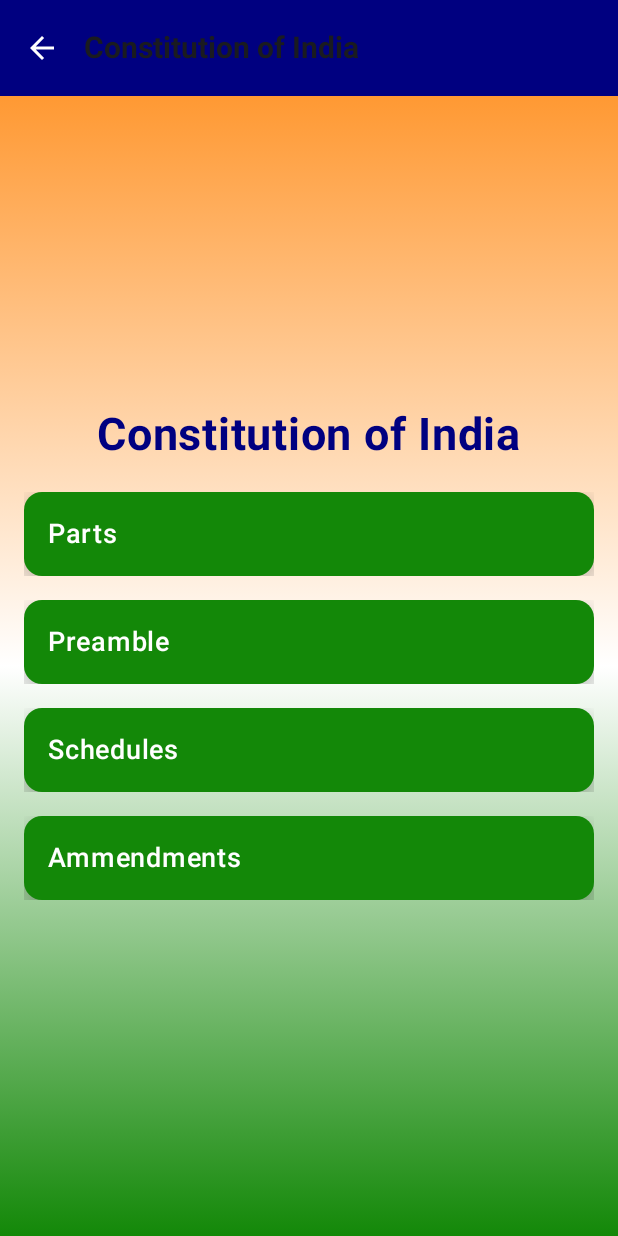
After one commit to zeus512/COI, an Android app built with Jetpack Compose: the composable AppNavigation shown on its own in the app's theme, on a phone screen of 412 x 824 dp. The commit adds this screen. Run offline under Robolectric (Android 15) with nearby library versions, the phone set to English and light mode, and no system bars; our stand-ins replace Dagger/Hilt's generated code, Room's generated code; 1 statement that could not run was skipped.

Commit message:
Added better UI

```diff
--- a/app/build.gradle.kts
+++ b/app/build.gradle.kts
@@ -116,4 +116,5 @@ dependencies {
     // optional - Test helpers
     testImplementation(libs.androidx.work.testing)
 
+    implementation(libs.androidx.navigation.compose)
 }
--- /dev/null
+++ b/app/src/main/java/com/gouthamreddy/constitutionofindia/ui/AppNavigation.kt
@@ -0,0 +1,130 @@
+package com.gouthamreddy.constitutionofindia.ui
+
+import androidx.compose.animation.core.tween
+import androidx.compose.animation.slideInHorizontally
+import androidx.compose.animation.slideOutHorizontally
+import androidx.compose.foundation.background
+import androidx.compose.foundation.layout.padding
+import androidx.compose.material3.Scaffold
+import androidx.compose.runtime.Composable
+import androidx.compose.runtime.getValue
+import androidx.compose.runtime.mutableStateOf
+import androidx.compose.runtime.remember
+import androidx.compose.runtime.setValue
+import androidx.compose.ui.Modifier
+import androidx.compose.ui.graphics.Brush
+import androidx.compose.ui.graphics.Color
+import androidx.navigation.compose.NavHost
+import androidx.navigation.compose.composable
+import androidx.navigation.compose.rememberNavController
+import androidx.navigation.toRoute
+import com.gouthamreddy.constitutionofindia.ui.composables.ArticleDetailScreen
+import com.gouthamreddy.constitutionofindia.ui.composables.ArticlesScreen
+import com.gouthamreddy.constitutionofindia.ui.composables.MainScreen
+import com.gouthamreddy.constitutionofindia.ui.composables.PartsScreen
+import com.gouthamreddy.constitutionofindia.ui.composables.PreambleScreen
+import com.gouthamreddy.constitutionofindia.ui.composables.SchedulesScreen
+import com.gouthamreddy.constitutionofindia.ui.composables.TopBar
+import kotlinx.serialization.Serializable
+
+@Composable
+fun AppNavigation() {
+    val navController = rememberNavController()
+    var currentScreenTitle by remember { mutableStateOf("Constitution of India") }
+    Scaffold(
+        topBar = {
+            TopBar(
+                title = { currentScreenTitle }
+            ) {
+                navController.popBackStack()
+            }
+        }
+    ) {
+        val gradientColors = listOf(Color(0xFFFF9933), Color.White, Color(0xFF138808))
+
+        NavHost(
+            modifier = Modifier
+                .padding(it)
+                .background(Brush.verticalGradient(gradientColors)),
+            navController = navController,
+            startDestination = ScreenState.Main
+        ) {
+            composable<ScreenState.Main>(
+                enterTransition = { slideInHorizontally(animationSpec = tween(500)) { if (targetState.id > initialState.id) -it else it } },
+                exitTransition = { slideOutHorizontally(animationSpec = tween(500)) { if (targetState.id > initialState.id) it else -it } }
+            ) {
+                currentScreenTitle = "Constitution of India"
+                MainScreen(
+                    navigateTo = { navController.navigate(it) }
+                )
+            }
+            composable<ScreenState.Preamble>(
+                enterTransition = { slideInHorizontally(animationSpec = tween(500)) { if (targetState.id > initialState.id) -it else it } },
+                exitTransition = { slideOutHorizontally(animationSpec = tween(500)) { if (targetState.id > initialState.id) it else -it } }
+            ) { backStackEntry ->
+                currentScreenTitle = "Preamble of India"
+                PreambleScreen()
+            }
+            composable<ScreenState.Schedules>(
+                enterTransition = { slideInHorizontally(animationSpec = tween(500)) { if (targetState.id > initialState.id) -it else it } },
+                exitTransition = { slideOutHorizontally(animationSpec = tween(500)) { if (targetState.id > initialState.id) it else -it } }
+            ) { backStackEntry ->
+                currentScreenTitle = "Schedules"
+                SchedulesScreen()
+            }
+            composable<ScreenState.Parts>(
+                enterTransition = { slideInHorizontally(animationSpec = tween(500)) { if (targetState.id > initialState.id) -it else it } },
+                exitTransition = { slideOutHorizontally(animationSpec = tween(500)) { if (targetState.id > initialState.id) it else -it } }
+            ) {
+                currentScreenTitle = "Parts of Constitution"
+                PartsScreen(
+                    navigateTo = { navController.navigate(it) }
+                )
+            }
+            composable<ScreenState.Articles>(
+                enterTransition = { slideInHorizontally(animationSpec = tween(500)) { if (targetState.id > initialState.id) -it else it } },
+                exitTransition = { slideOutHorizontally(animationSpec = tween(500)) { if (targetState.id > initialState.id) it else -it } }
+            ) { backStackEntry ->
+                val part = backStackEntry.toRoute<ScreenState.Articles>().part
+                currentScreenTitle = part
+                ArticlesScreen( navigateTo = { navController.navigate(it) })
+            }
+            composable<ScreenState.ArticleDetail>(
+                enterTransition = { slideInHorizontally(animationSpec = tween(500)) { if (targetState.id > initialState.id) -it else it } },
+                exitTransition = { slideOutHorizontally(animationSpec = tween(500)) { if (targetState.id > initialState.id) it else -it } }
+            ) { backStackEntry ->
+                val articleNumber =
+                    backStackEntry.toRoute<ScreenState.ArticleDetail>().articleNumber
+                currentScreenTitle = "Article $articleNumber"
+                ArticleDetailScreen(articleNumber, navigateTo = { navController.navigate(it) })
+            }
+
+        }
+    }
+}
+
+sealed interface ScreenState {
+    @Serializable
+    data object Main : ScreenState
+
+    @Serializable
+    data object Parts : ScreenState
+
+    @Serializable
+    data object Schedules : ScreenState
+
+    @Serializable
+    data object Preamble : ScreenState
+
+    @Serializable
+    data object Ammendments : ScreenState
+
+
+    @Serializable
+    data class Articles(val part: String) : ScreenState
+
+    @Serializable
+    data class ArticleDetail(val articleNumber: String) : ScreenState
+
+
+}
--- /dev/null
+++ b/app/src/main/java/com/gouthamreddy/constitutionofindia/ui/composables/InteractiveCard.kt
@@ -0,0 +1,39 @@
+package com.gouthamreddy.constitutionofindia.ui.composables
+
+import androidx.compose.animation.animateContentSize
+import androidx.compose.foundation.layout.Box
+import androidx.compose.foundation.layout.fillMaxWidth
+import androidx.compose.foundation.layout.padding
+import androidx.compose.foundation.shape.RoundedCornerShape
+import androidx.compose.material3.Card
+import androidx.compose.material3.CardDefaults
+import androidx.compose.material3.Text
+import androidx.compose.runtime.Composable
+import androidx.compose.ui.Alignment
+import androidx.compose.ui.Modifier
+import androidx.compose.ui.graphics.Color
+import androidx.compose.ui.text.font.FontWeight
+import androidx.compose.ui.unit.dp
+import androidx.compose.ui.unit.sp
+
+@Composable
+fun InteractiveCard(title: String, onClick: () -> Unit) {
+    Card(
+        modifier = Modifier
+            .fillMaxWidth()
+            .animateContentSize(),
+        onClick = onClick,
+        shape = RoundedCornerShape(12.dp),
+        colors = CardDefaults.cardColors(containerColor = Color(0xFF138808)),
+        elevation = CardDefaults.cardElevation(defaultElevation = 14.dp)
+    ) {
+        Box(contentAlignment = Alignment.Center, modifier = Modifier.padding(16.dp)) {
+            Text(
+                text = title,
+                fontSize = 18.sp,
+                fontWeight = FontWeight.Medium,
+                color = Color.White
+            )
+        }
+    }
+}
--- a/app/src/main/java/com/gouthamreddy/constitutionofindia/ui/composables/MainScreen.kt
+++ b/app/src/main/java/com/gouthamreddy/constitutionofindia/ui/composables/MainScreen.kt
@@ -1,25 +1,31 @@
 package com.gouthamreddy.constitutionofindia.ui.composables
 
+import androidx.compose.foundation.layout.Arrangement
 import androidx.compose.foundation.layout.Box
 import androidx.compose.foundation.layout.Column
+import androidx.compose.foundation.layout.Spacer
 import androidx.compose.foundation.layout.fillMaxSize
+import androidx.compose.foundation.layout.height
 import androidx.compose.foundation.layout.padding
-import androidx.compose.foundation.lazy.LazyColumn
-import androidx.compose.foundation.lazy.items
+import androidx.compose.foundation.rememberScrollState
+import androidx.compose.foundation.verticalScroll
 import androidx.compose.material3.CircularProgressIndicator
-import androidx.compose.material3.HorizontalDivider
 import androidx.compose.material3.Text
 import androidx.compose.runtime.Composable
 import androidx.compose.runtime.LaunchedEffect
 import androidx.compose.ui.Alignment
 import androidx.compose.ui.Modifier
+import androidx.compose.ui.graphics.Color
+import androidx.compose.ui.text.font.FontWeight
 import androidx.compose.ui.unit.dp
+import androidx.compose.ui.unit.sp
 import androidx.hilt.navigation.compose.hiltViewModel
 import androidx.lifecycle.compose.collectAsStateWithLifecycle
+import com.gouthamreddy.constitutionofindia.ui.ScreenState
 import com.gouthamreddy.constitutionofindia.viewmodels.MainActivityViewModel
 
 @Composable
-fun MainScreen() {
+fun MainScreen(navigateTo: (ScreenState) -> Unit) {
     val viewModel: MainActivityViewModel = hiltViewModel()
     val state = viewModel.state.collectAsStateWithLifecycle().value
     LaunchedEffect(Unit) {
@@ -30,18 +36,34 @@ fun MainScreen() {
             CircularProgressIndicator()
         }
     } else {
+        val sections = listOf(
+            ScreenState.Parts,
+            ScreenState.Preamble,
+            ScreenState.Schedules,
+            ScreenState.Ammendments
+        )
         Column(
             modifier = Modifier
                 .fillMaxSize()
                 .padding(16.dp)
+                .verticalScroll(rememberScrollState()),
+            verticalArrangement = Arrangement.Center,
+            horizontalAlignment = Alignment.CenterHorizontally
         ) {
-            Text(text = "Data Loaded Successfully!")
-            LazyColumn {
-                items(state.articlesList) { item ->
-                    Text(text = item.title + "\n " + item.part + "\n" + item.summary)
-                    HorizontalDivider()
-                }
+            Text(
+                text = "Constitution of India",
+                fontSize = 30.sp,
+                fontWeight = FontWeight.Bold,
+                color = Color(0xFF000080)
+            )
+            Spacer(modifier = Modifier.height(20.dp))
+            sections.forEach { section ->
+                InteractiveCard(
+                    title = section.toString(),
+                    onClick = { navigateTo(ScreenState.Parts) })
+                Spacer(modifier = Modifier.height(16.dp))
             }
         }
     }
+
 }
--- /dev/null
+++ b/app/src/main/java/com/gouthamreddy/constitutionofindia/ui/composables/TopBar.kt
@@ -0,0 +1,33 @@
+package com.gouthamreddy.constitutionofindia.ui.composables
+
+import androidx.compose.material.icons.Icons
+import androidx.compose.material.icons.filled.ArrowBack
+import androidx.compose.material3.ExperimentalMaterial3Api
+import androidx.compose.material3.IconButton
+import androidx.compose.material3.Text
+import androidx.compose.material3.TopAppBar
+import androidx.compose.material3.TopAppBarDefaults
+import androidx.compose.runtime.Composable
+import androidx.compose.ui.graphics.Color
+import androidx.compose.ui.text.font.FontWeight
+import androidx.compose.ui.unit.sp
+
+@OptIn(ExperimentalMaterial3Api::class)
+@Composable
+fun TopBar(title: () -> String, onBack: (() -> Unit) = { }) {
+    TopAppBar(
+        title = { Text(title(), fontSize = 20.sp, fontWeight = FontWeight.Bold) },
+        navigationIcon = {
+            IconButton(onClick = { onBack() }) {
+                androidx.compose.material3.Icon(
+                    imageVector = Icons.Default.ArrowBack,
+                    contentDescription = "Back",
+                    tint = Color.White
+                )
+            }
+        },
+        colors = TopAppBarDefaults.topAppBarColors(
+            containerColor = Color(0xFF000080)
+        )
+    )
+}
--- a/app/src/main/res/values/strings.xml
+++ b/app/src/main/res/values/strings.xml
@@ -1,3 +1,8 @@
 <resources>
     <string name="app_name">Constitution of India</string>
+    <string name="constitution_of_india">Constitution of India</string>
+    <string name="parts">Parts</string>
+    <string name="amendments">Amendments</string>
+    <string name="preamble">Preamble</string>
+    <string name="schedules">Schedules</string>
 </resources>
--- a/gradle/libs.versions.toml
+++ b/gradle/libs.versions.toml
@@ -12,6 +12,7 @@ kotlinxSerializationJson = "1.6.2"
 lifecycleRuntimeKtx = "2.8.7"
 activityCompose = "1.10.0"
 composeBom = "2025.01.00"
+navigationCompose = "2.8.8"
 okhttpBom = "4.12.0"
 pdfbox = "2.0.29"
 pdfboxAndroid = "2.0.27.0"
@@ -31,6 +32,7 @@ androidx-hilt-navigation-compose = { module = "androidx.hilt:hilt-navigation-com
 androidx-hilt-work = { module = "androidx.hilt:hilt-work", version.ref = "hiltCompiler" }
 androidx-lifecycle-service = { module = "androidx.lifecycle:lifecycle-service", version.ref = "lifecycleRuntimeKtx" }
 androidx-lifecycle-viewmodel-compose = { module = "androidx.lifecycle:lifecycle-viewmodel-compose", version.ref = "lifecycleRuntimeKtx" }
+androidx-navigation-compose = { module = "androidx.navigation:navigation-compose", version.ref = "navigationCompose" }
 androidx-room-compiler = { module = "androidx.room:room-compiler", version.ref = "roomKtx" }
 androidx-room-ktx = { module = "androidx.room:room-ktx", version.ref = "roomKtx" }
 androidx-room-runtime = { module = "androidx.room:room-runtime", version.ref = "roomKtx" }
```
Also changed, not shown: app/src/main/java/com/gouthamreddy/constitutionofindia/MainActivity.kt (+2 -37 lines), app/src/main/java/com/gouthamreddy/constitutionofindia/ui/composables/ArticleDetailScreen.kt (added, +65 -0 lines), app/src/main/java/com/gouthamreddy/constitutionofindia/ui/composables/ArticlesScreen.kt (added, +37 -0 lines), app/src/main/java/com/gouthamreddy/constitutionofindia/ui/composables/MainButton.kt (added, +56 -0 lines), app/src/main/java/com/gouthamreddy/constitutionofindia/ui/composables/PartsScreen.kt (added, +38 -0 lines), app/src/main/java/com/gouthamreddy/constitutionofindia/ui/composables/PreambleScreen.kt (added, +37 -0 lines), app/src/main/java/com/gouthamreddy/constitutionofindia/ui/composables/SchedulesScreen.kt (added, +27 -0 lines).
